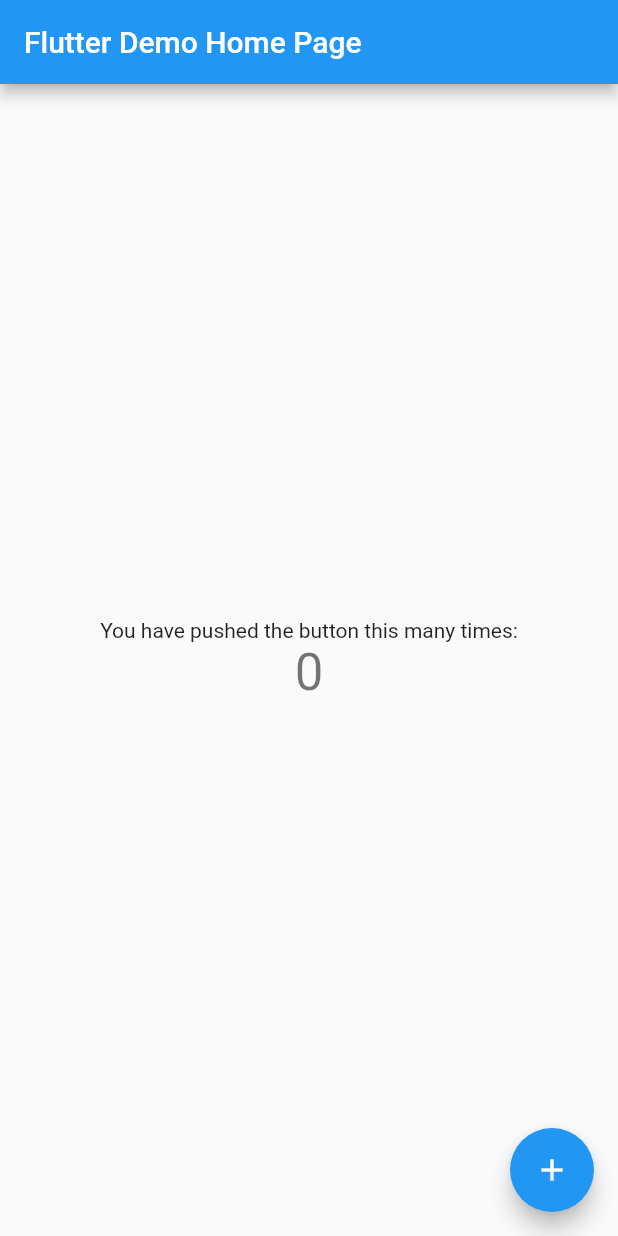
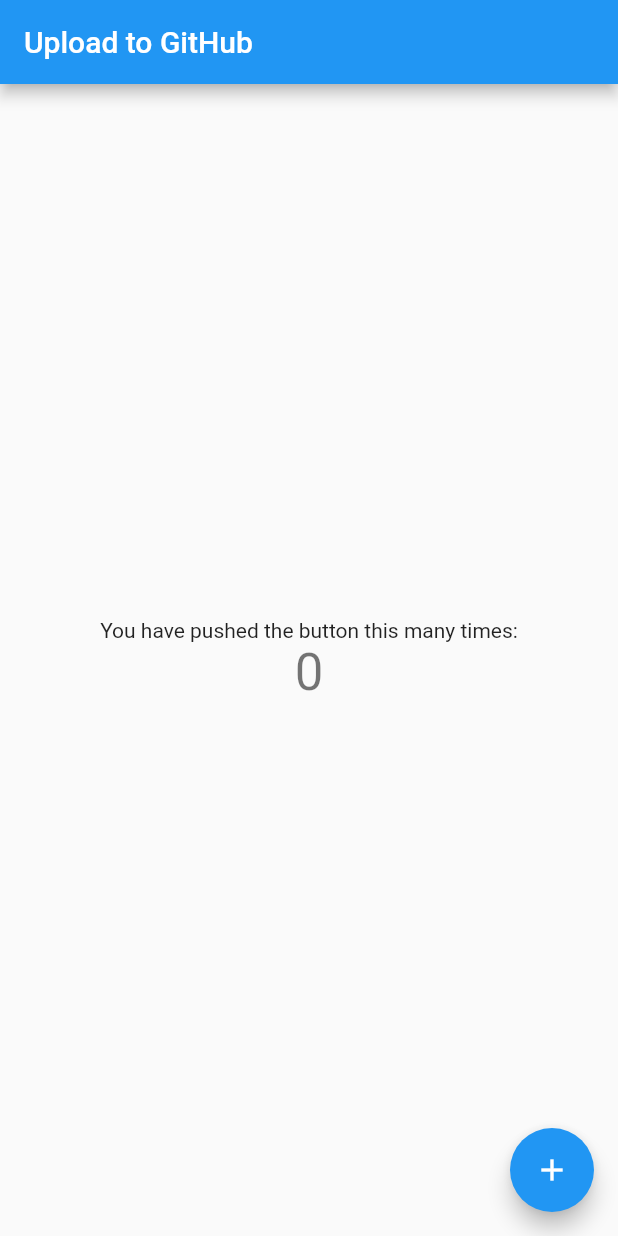
Before and after one commit to twhc20/OCD-flutter-project, a Flutter app: the screen it shows after launch, on a phone screen of 412 x 824 dp. Run offline on Flutter 3.47's test engine with Material 2 defaults, Android fonts, the phone set to English and light mode, and no system bars.

Commit message:
Changed title

```diff
--- a/lib/main.dart
+++ b/lib/main.dart
@@ -24,7 +24,7 @@ class MyApp extends StatelessWidget {
         // is not restarted.
         primarySwatch: Colors.blue,
       ),
-      home: const MyHomePage(title: 'Flutter Demo Home Page'),
+      home: const MyHomePage(title: 'Upload to GitHub'),
     );
   }
 }
```
